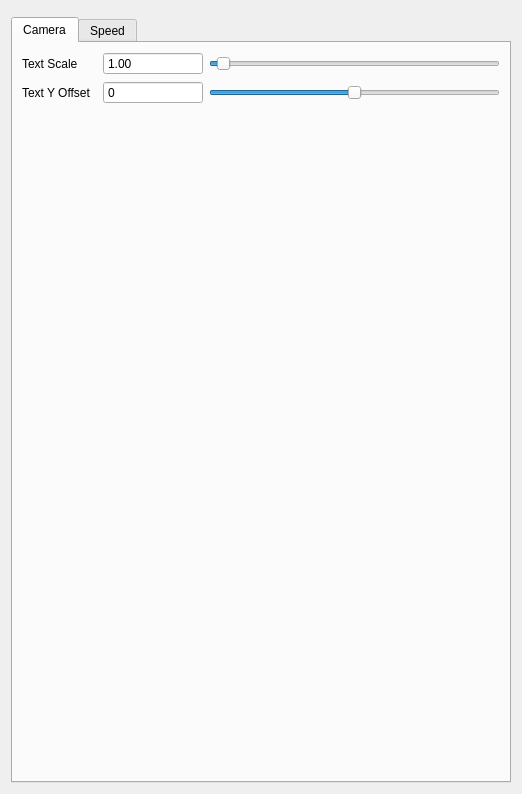
This is maya/python/ccmaya/panels/cc_hud_panel.ui in mrmcdog23/controlChaos as Qt 5 draws it before an edit. The edited form follows.
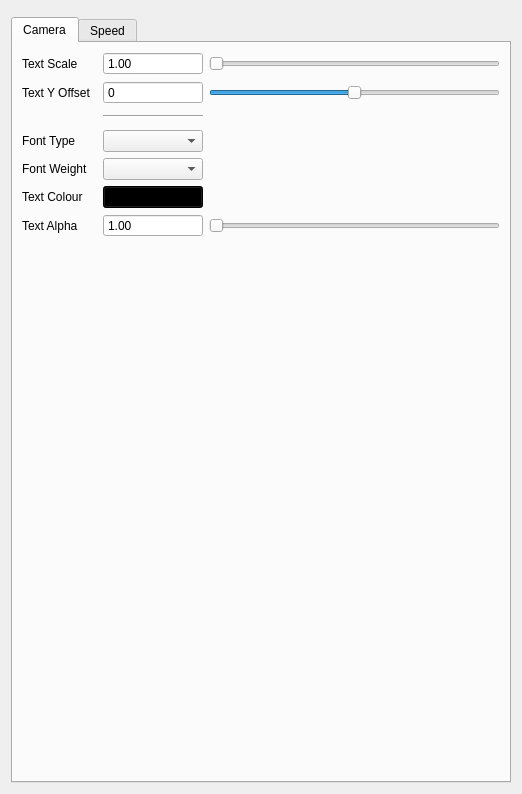
This is the edited form.

The edit to the form file:
```diff
--- a/maya/python/ccmaya/panels/cc_hud_panel.ui
+++ b/maya/python/ccmaya/panels/cc_hud_panel.ui
@@ -39,25 +39,6 @@
            </property>
           </widget>
          </item>
-         <item row="0" column="3">
-          <widget class="QSlider" name="sld_cam_text_scale">
-           <property name="minimum">
-            <number>5</number>
-           </property>
-           <property name="maximum">
-            <number>200</number>
-           </property>
-           <property name="singleStep">
-            <number>1</number>
-           </property>
-           <property name="value">
-            <number>10</number>
-           </property>
-           <property name="orientation">
-            <enum>Qt::Horizontal</enum>
-           </property>
-          </widget>
-         </item>
          <item row="1" column="3">
           <widget class="QSlider" name="sld_cam_y_offset">
            <property name="minimum">
@@ -71,6 +52,13 @@
            </property>
           </widget>
          </item>
+         <item row="4" column="0">
+          <widget class="QLabel" name="lbl_cam_font_weight">
+           <property name="text">
+            <string>Font Weight</string>
+           </property>
+          </widget>
+         </item>
          <item row="0" column="0" colspan="2">
           <widget class="QLabel" name="lbl_cam_text_scale">
            <property name="text">
@@ -78,6 +66,23 @@
            </property>
           </widget>
          </item>
+         <item row="3" column="0">
+          <widget class="QLabel" name="lbl_cam_font_type">
+           <property name="text">
+            <string>Font Type</string>
+           </property>
+          </widget>
+         </item>
+         <item row="3" column="2">
+          <widget class="QComboBox" name="cmb_cam_font_type">
+           <property name="maximumSize">
+            <size>
+             <width>100</width>
+             <height>16777215</height>
+            </size>
+           </property>
+          </widget>
+         </item>
          <item row="1" column="2">
           <widget class="QSpinBox" name="sb_cam_y_offset">
            <property name="minimumSize">
@@ -106,6 +111,45 @@
            </property>
           </widget>
          </item>
+         <item row="5" column="2">
+          <widget class="QPushButton" name="btn_cam_text_colour">
+           <property name="minimumSize">
+            <size>
+             <width>100</width>
+             <height>0</height>
+            </size>
+           </property>
+           <property name="maximumSize">
+            <size>
+             <width>100</width>
+             <height>16777215</height>
+            </size>
+           </property>
+           <property name="styleSheet">
+            <string notr="true">background-color: rgb(255, 258, 0.6);</string>
+           </property>
+           <property name="text">
+            <string/>
+           </property>
+          </widget>
+         </item>
+         <item row="4" column="2">
+          <widget class="QComboBox" name="cmb_cam_font_weight">
+           <property name="maximumSize">
+            <size>
+             <width>100</width>
+             <height>16777215</height>
+            </size>
+           </property>
+          </widget>
+         </item>
+         <item row="5" column="0">
+          <widget class="QLabel" name="lbl_cam_text_colour">
+           <property name="text">
+            <string>Text Colour</string>
+           </property>
+          </widget>
+         </item>
          <item row="0" column="2">
           <widget class="QDoubleSpinBox" name="sb_cam_text_scale">
            <property name="minimumSize">
@@ -137,6 +181,87 @@
            </property>
           </widget>
          </item>
+         <item row="0" column="3">
+          <widget class="QSlider" name="sld_cam_text_scale">
+           <property name="minimum">
+            <number>50</number>
+           </property>
+           <property name="maximum">
+            <number>200</number>
+           </property>
+           <property name="singleStep">
+            <number>1</number>
+           </property>
+           <property name="value">
+            <number>50</number>
+           </property>
+           <property name="orientation">
+            <enum>Qt::Horizontal</enum>
+           </property>
+          </widget>
+         </item>
+         <item row="6" column="0">
+          <widget class="QLabel" name="lbl_x_offset_2">
+           <property name="text">
+            <string>Text Alpha</string>
+           </property>
+          </widget>
+         </item>
+         <item row="6" column="3">
+          <widget class="QSlider" name="sld_cam_font_alpha">
+           <property name="minimum">
+            <number>0</number>
+           </property>
+           <property name="maximum">
+            <number>100</number>
+           </property>
+           <property name="orientation">
+            <enum>Qt::Horizontal</enum>
+           </property>
+          </widget>
+         </item>
+         <item row="2" column="2">
+          <widget class="Line" name="line">
+           <property name="orientation">
+            <enum>Qt::Horizontal</enum>
+           </property>
+          </widget>
+         </item>
+         <item row="2" column="0">
+          <widget class="QLabel" name="label_6">
+           <property name="text">
+            <string/>
+           </property>
+          </widget>
+         </item>
+         <item row="6" column="2">
+          <widget class="QDoubleSpinBox" name="sb_cam_font_alpha">
+           <property name="minimumSize">
+            <size>
+             <width>100</width>
+             <height>0</height>
+            </size>
+           </property>
+           <property name="maximumSize">
+            <size>
+             <width>100</width>
+             <height>16777215</height>
+            </size>
+           </property>
+           <property name="readOnly">
+            <bool>true</bool>
+           </property>
+           <property name="buttonSymbols">
+            <enum>QAbstractSpinBox::NoButtons</enum>
+           </property>
+           <property name="maximum">
+            <double>100.000000000000000</double>
+           </property>
+           <property name="value">
+            <double>1.000000000000000</double>
+           </property>
+          </widget>
+         </item>
         </layout>
        </item>
        <item>
@@ -147,7 +272,7 @@
          <property name="sizeHint" stdset="0">
           <size>
            <width>20</width>
-           <height>618</height>
+           <height>414</height>
           </size>
          </property>
         </spacer>
```
